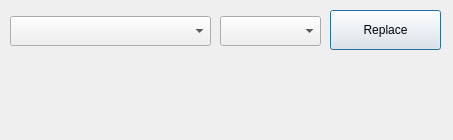
Old version of the form QMoMDialogs/DialogSelectRaces.ui in the repository jbalcomb/MoM-RTGT.
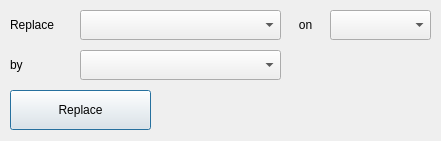
New version of the form. Icons and pictures are not drawn.

Commit message: Select Races Dialog

```diff
--- a/QMoMDialogs/DialogSelectRaces.ui
+++ b/QMoMDialogs/DialogSelectRaces.ui
@@ -6,8 +6,8 @@
    <rect>
     <x>0</x>
     <y>0</y>
-    <width>453</width>
-    <height>140</height>
+    <width>441</width>
+    <height>141</height>
    </rect>
   </property>
   <property name="windowTitle">
@@ -16,9 +16,9 @@
   <widget class="QPushButton" name="pushButton_ReplaceDominantRace">
    <property name="geometry">
     <rect>
-     <x>330</x>
-     <y>10</y>
-     <width>111</width>
+     <x>10</x>
+     <y>90</y>
+     <width>141</width>
      <height>40</height>
     </rect>
    </property>
@@ -39,8 +39,8 @@
   <widget class="QComboBox" name="comboBox_Race">
    <property name="geometry">
     <rect>
-     <x>10</x>
-     <y>16</y>
+     <x>80</x>
+     <y>10</y>
      <width>201</width>
      <height>30</height>
     </rect>
@@ -52,13 +52,68 @@
   <widget class="QComboBox" name="comboBox_Plane">
    <property name="geometry">
     <rect>
-     <x>220</x>
-     <y>16</y>
+     <x>330</x>
+     <y>10</y>
      <width>101</width>
      <height>30</height>
     </rect>
    </property>
   </widget>
+  <widget class="QComboBox" name="comboBox_ReplaceByRace">
+   <property name="geometry">
+    <rect>
+     <x>80</x>
+     <y>50</y>
+     <width>201</width>
+     <height>30</height>
+    </rect>
+   </property>
+   <property name="maxVisibleItems">
+    <number>30</number>
+   </property>
+  </widget>
+  <widget class="QLabel" name="label">
+   <property name="geometry">
+    <rect>
+     <x>10</x>
+     <y>10</y>
+     <width>46</width>
+     <height>30</height>
+    </rect>
+   </property>
+   <property name="text">
+    <string>Replace</string>
+   </property>
+  </widget>
+  <widget class="QLabel" name="label_2">
+   <property name="geometry">
+    <rect>
+     <x>290</x>
+     <y>10</y>
+     <width>31</width>
+     <height>30</height>
+    </rect>
+   </property>
+   <property name="text">
+    <string>on</string>
+   </property>
+   <property name="alignment">
+    <set>Qt::AlignCenter</set>
+   </property>
+  </widget>
+  <widget class="QLabel" name="label_3">
+   <property name="geometry">
+    <rect>
+     <x>10</x>
+     <y>50</y>
+     <width>46</width>
+     <height>30</height>
+    </rect>
+   </property>
+   <property name="text">
+    <string>by</string>
+   </property>
+  </widget>
  </widget>
  <resources>
   <include location="../Resources/InteractiveGameTweaker.qrc"/>
```
Left out of the diff: 4 changed lines with no effect on the pictures. The commit also changes 4 other files.
